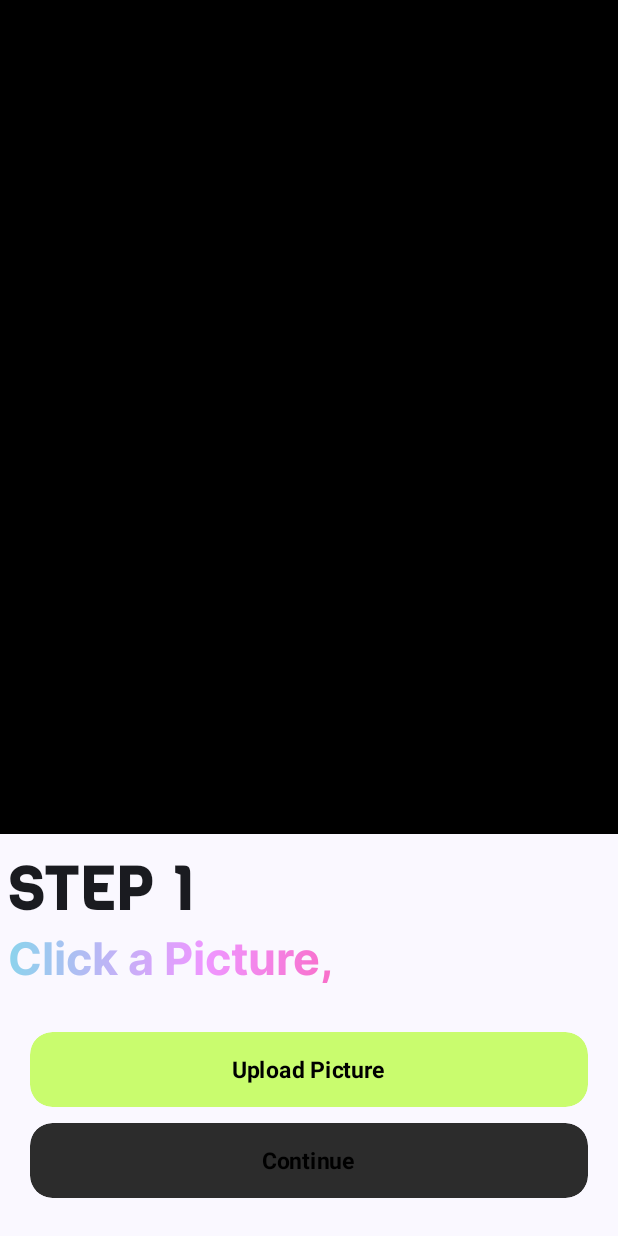
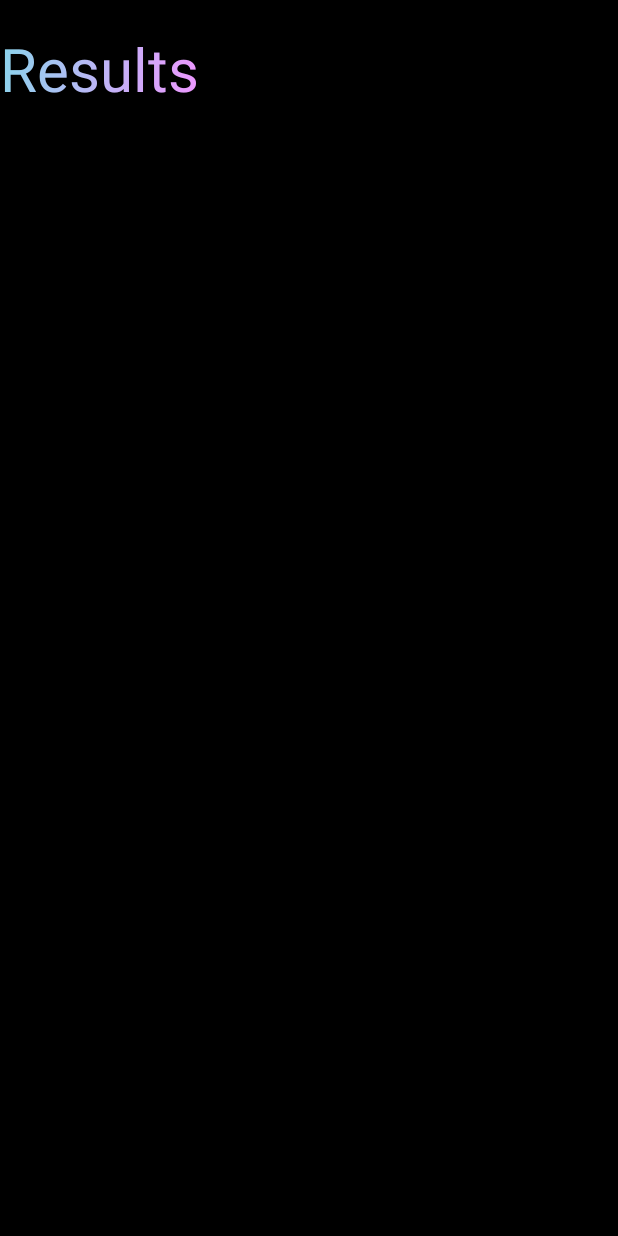
Before and after one commit to navneetpal01/MogMax, an Android app built with Jetpack Compose: the PictureScreen screen opened through its navigation route, on a phone screen of 412 x 824 dp. Run offline under Robolectric (Android 15) with nearby library versions, the phone set to English and light mode, and no system bars; our stand-ins replace Dagger/Hilt's generated code, accompanist.

Commit message:
feb 10 work

```diff
--- a/app/src/main/java/com/example/mogmax/presentation/picture/PictureScreen.kt
+++ b/app/src/main/java/com/example/mogmax/presentation/picture/PictureScreen.kt
@@ -2,7 +2,9 @@ package com.example.mogmax.presentation.picture
 
 import androidx.activity.compose.BackHandler
 import androidx.compose.foundation.background
+import androidx.compose.foundation.layout.Arrangement
 import androidx.compose.foundation.layout.Box
+import androidx.compose.foundation.layout.Column
 import androidx.compose.foundation.layout.fillMaxHeight
 import androidx.compose.foundation.layout.fillMaxWidth
 import androidx.compose.foundation.layout.navigationBarsPadding
@@ -13,14 +15,14 @@ import androidx.compose.ui.Alignment
 import androidx.compose.ui.Modifier
 import androidx.compose.ui.graphics.Brush
 import androidx.compose.ui.res.colorResource
+import androidx.compose.ui.text.SpanStyle
 import androidx.compose.ui.text.TextStyle
-import androidx.compose.ui.text.font.FontWeight
-import androidx.compose.ui.text.style.TextOverflow
+import androidx.compose.ui.text.buildAnnotatedString
+import androidx.compose.ui.text.withStyle
 import androidx.compose.ui.tooling.preview.Preview
 import androidx.compose.ui.unit.sp
 import com.example.mogmax.R
 import com.example.mogmax.presentation.picture.components.BottomBar
-import com.example.mogmax.ui.theme.vigaFont
 
 @Composable
 fun PictureScreen(
@@ -37,12 +39,55 @@ fun PictureScreen(
             .statusBarsPadding()
             .navigationBarsPadding()
     ) {
+        Column(
+            modifier = Modifier
+                .fillMaxWidth(),
+            horizontalAlignment = Alignment.CenterHorizontally,
+            verticalArrangement = Arrangement.Center
+        ) {
+            Text(
+                modifier = Modifier
+                    .fillMaxWidth(),
+                text = buildAnnotatedString {
+                    withStyle(
+                        style = SpanStyle(
+                            brush = Brush.linearGradient(
+                                listOf(
+                                    colorResource(id = R.color.text_grad1),
+                                    colorResource(id = R.color.text_grad2),
+                                    colorResource(id = R.color.text_grad3),
+                                    colorResource(id = R.color.text_grad4)
+                                )
+                            )
+                        )
+                    ){
+                        append(text = "")
+                    }
+                }
+            )
+            Text(
+                modifier = Modifier
+                    .fillMaxWidth(),
+                text = "Results",
+                style = TextStyle(
+                    brush = Brush.linearGradient(
+                        listOf(
+                            colorResource(id = R.color.text_grad1),
+                            colorResource(id = R.color.text_grad2),
+                            colorResource(id = R.color.text_grad3),
+                            colorResource(id = R.color.text_grad4)
+                        )
+                    ),
+                    fontSize = 40.sp
+                ),
+            )
+        }
         Box(
             modifier = Modifier
                 .fillMaxWidth()
                 .align(Alignment.BottomEnd)
                 .background(color = colorResource(id = R.color.system_gray_6)),
-        ){
+        ) {
             BottomBar()
         }
     }
--- a/app/src/main/java/com/example/mogmax/presentation/picture/components/BottomBar.kt
+++ b/app/src/main/java/com/example/mogmax/presentation/picture/components/BottomBar.kt
@@ -1,113 +1,14 @@
 package com.example.mogmax.presentation.picture.components
 
-import androidx.compose.foundation.background
-import androidx.compose.foundation.clickable
-import androidx.compose.foundation.layout.Arrangement
-import androidx.compose.foundation.layout.Column
-import androidx.compose.foundation.layout.Row
-import androidx.compose.foundation.layout.fillMaxHeight
-import androidx.compose.foundation.layout.fillMaxWidth
-import androidx.compose.foundation.layout.height
-import androidx.compose.foundation.layout.padding
-import androidx.compose.foundation.shape.CornerSize
-import androidx.compose.foundation.shape.RoundedCornerShape
-import androidx.compose.material3.Surface
-import androidx.compose.material3.Text
 import androidx.compose.runtime.Composable
-import androidx.compose.ui.Alignment
 import androidx.compose.ui.Modifier
-import androidx.compose.ui.draw.clip
-import androidx.compose.ui.graphics.Brush
-import androidx.compose.ui.res.colorResource
-import androidx.compose.ui.text.TextStyle
-import androidx.compose.ui.text.font.FontWeight
-import androidx.compose.ui.text.style.TextOverflow
 import androidx.compose.ui.tooling.preview.Preview
-import androidx.compose.ui.unit.dp
-import androidx.compose.ui.unit.sp
-import com.example.mogmax.R
-import com.example.mogmax.presentation.common.MogMaxButton
-import com.example.mogmax.ui.theme.AppTheme
-import com.example.mogmax.ui.theme.interBold
-import com.example.mogmax.ui.theme.vigaFont
 
 @Composable
 fun BottomBar(
     modifier: Modifier = Modifier
 ) {
-    Surface(
-        modifier = modifier
-            .fillMaxWidth()
-            .background(color = colorResource(id = R.color.system_gray_6))
-    ) {
-        Column(
-            modifier = modifier
-                .fillMaxWidth(),
-            horizontalAlignment = Alignment.Start
-        ) {
-            Text(
-                modifier = modifier
-                    .fillMaxWidth()
-                    .padding(start = 5.dp, end = 5.dp, top = 10.dp),
-                text = "STEP 1",
-                fontSize = 40.sp,
-                fontWeight = FontWeight.Bold,
-                fontFamily = vigaFont,
-                maxLines = 1,
-                overflow = TextOverflow.Ellipsis
-            )
-            Text(
-                modifier = modifier
-                    .fillMaxWidth()
-                    .padding(start = 5.dp, end = 5.dp, bottom = 5.dp),
-                text = "Click a Picture,",
-                style = TextStyle(
-                    brush = Brush.linearGradient(
-                        listOf(
-                            colorResource(id = R.color.text_grad1),
-                            colorResource(id = R.color.text_grad2),
-                            colorResource(id = R.color.text_grad3),
-                            colorResource(id = R.color.text_grad4)
-                        )
-                    )),
-                fontFamily = interBold,
-                fontSize = 30.sp,
-                color = colorResource(id = R.color.white),
-                maxLines = 1
-            )
-            Column(
-                modifier = modifier
-                    .fillMaxWidth()
-                    .padding(vertical = 20.dp),
-                horizontalAlignment = Alignment.CenterHorizontally,
-                verticalArrangement = Arrangement.Center
-            ) {
-                MogMaxButton(
-                    modifier = Modifier.padding(
-                        start = 20.dp,
-                        end = 20.dp,
-                        top = 5.dp,
-                        bottom = 5.dp
-                    ),
-                    onClick = {
-                    },
-                    text = "Upload Picture"
-                )
-                MogMaxButton(
-                    modifier = Modifier.padding(
-                        start = 20.dp,
-                        end = 20.dp,
-                        top = 5.dp,
-                        bottom = 5.dp
-                    ),
-                    onClick = {
-                    },
-                    color = colorResource(id = R.color.system_gray_5),
-                    text = "Continue"
-                )
-            }
-        }
-    }
+
 }
 
 @Preview
--- a/app/src/main/java/com/example/mogmax/presentation/picture/components/Image.kt
+++ /dev/null
@@ -1,10 +0,0 @@
-package com.example.mogmax.presentation.picture.components
-
-import androidx.compose.runtime.Composable
-import androidx.compose.ui.tooling.preview.Preview
-
-
-@Composable
-fun ImageUpload(){
-
-}
```
